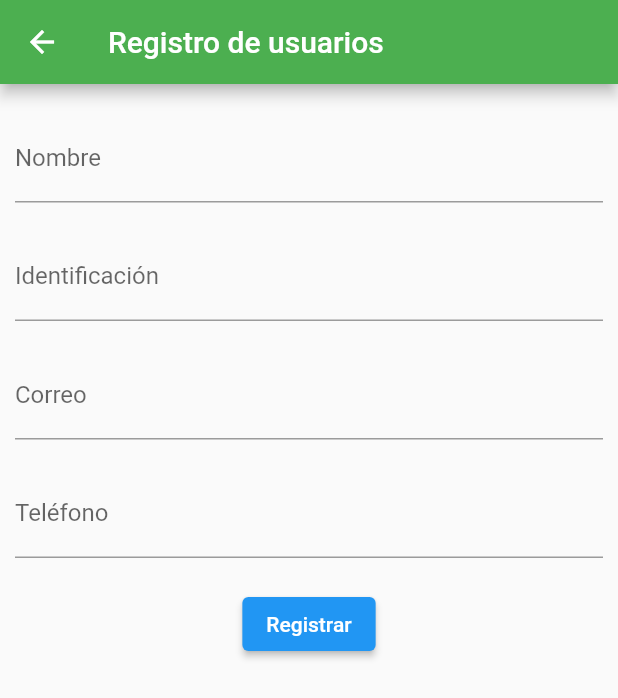
After one commit to LeoValderrama/primerproyecto, a Flutter app: the screen it shows after launch, after a tap on "Registrar", on a phone screen of 412 x 824 dp. The commit adds this screen. Shown: the top 698 px of the screen. Run offline on Flutter 3.47's test engine with Material 2 defaults, Android fonts, the phone set to English and light mode, and no system bars; our stand-ins replace cloud_firestore, firebase_core; accounts and stored records are empty.

Commit message:
Creación de pantalla de registro.dart

```diff
--- /dev/null
+++ b/lib/View/Registro.dart
@@ -0,0 +1,74 @@
+import 'package:flutter/material.dart';
+
+class Registro extends StatefulWidget {
+  @override
+  RegistroApp createState() => RegistroApp();
+}
+
+class RegistroApp extends State<Registro> {
+  @override
+  Widget build(BuildContext context) {
+    return Scaffold(
+      appBar: AppBar(
+        title: Text('Registro de usuarios'),
+        backgroundColor: Colors.green ,
+      ),
+      body: SingleChildScrollView(
+        child: Column(
+          children: [
+            Padding(padding: EdgeInsets.only(top: 20,left: 10,right: 10),
+            child: TextField(
+              decoration: InputDecoration(
+                labelText: 'Nombre'
+              ),
+              style: TextStyle(
+                color: Color(0xFF0097ff)
+              ),
+            ),
+            ),
+            Padding(padding: EdgeInsets.only(top: 20,left: 10,right: 10),
+              child: TextField(
+                decoration: InputDecoration(
+                    labelText: 'Identificación'
+                ),
+                style: TextStyle(
+                    color: Color(0xFF0097ff)
+                ),
+              ),
+            ),
+            Padding(padding: EdgeInsets.only(top: 20,left: 10,right: 10),
+              child: TextField(
+
+                decoration: InputDecoration(
+                    labelText: 'Correo'
+                ),
+                style: TextStyle(
+                    color: Color(0xFF0097ff)
+                ),
+              ),
+            ),
+            Padding(padding: EdgeInsets.only(top: 20,left: 10,right: 10),
+              child: TextField(
+                decoration: InputDecoration(
+                    labelText: 'Teléfono'
+                ),
+                style: TextStyle(
+                    color: Color(0xFF0097ff)
+                ),
+              ),
+            ),
+            Padding(
+              padding: EdgeInsets.only(top: 20, left: 10, right: 10),
+              child: ElevatedButton(
+                onPressed: () {
+                  print('botón presionado');
+                },
+                child: Text('Registrar'),
+              ),
+            ),
+         ],
+        ),
+      ),
+    );
+  }
+}
--- a/lib/main.dart
+++ b/lib/main.dart
@@ -1,6 +1,7 @@
 import 'package:firebase_core/firebase_core.dart';
 import 'package:flutter/material.dart';
 import 'package:cloud_firestore/cloud_firestore.dart';
+import 'View/Registro.dart';
 import 'firebase_options.dart';
 
 void main() async{
@@ -70,6 +71,15 @@ class HomeStart extends State<Home> {
                   },
                   child: Text('Enviar'),
                 ),
+              ),
+              Padding(
+                padding: EdgeInsets.only(top: 20, left: 10, right: 10),
+                child: TextButton(
+                  onPressed: () {
+Navigator.push(context, MaterialPageRoute(builder: (_) => Registro()));
+                  },
+                  child: Text('Registrar'),
+                ),
               )
             ],
           ),
```
Also changed, not shown: lib/firebase_options.dart (added), 3 other files.
